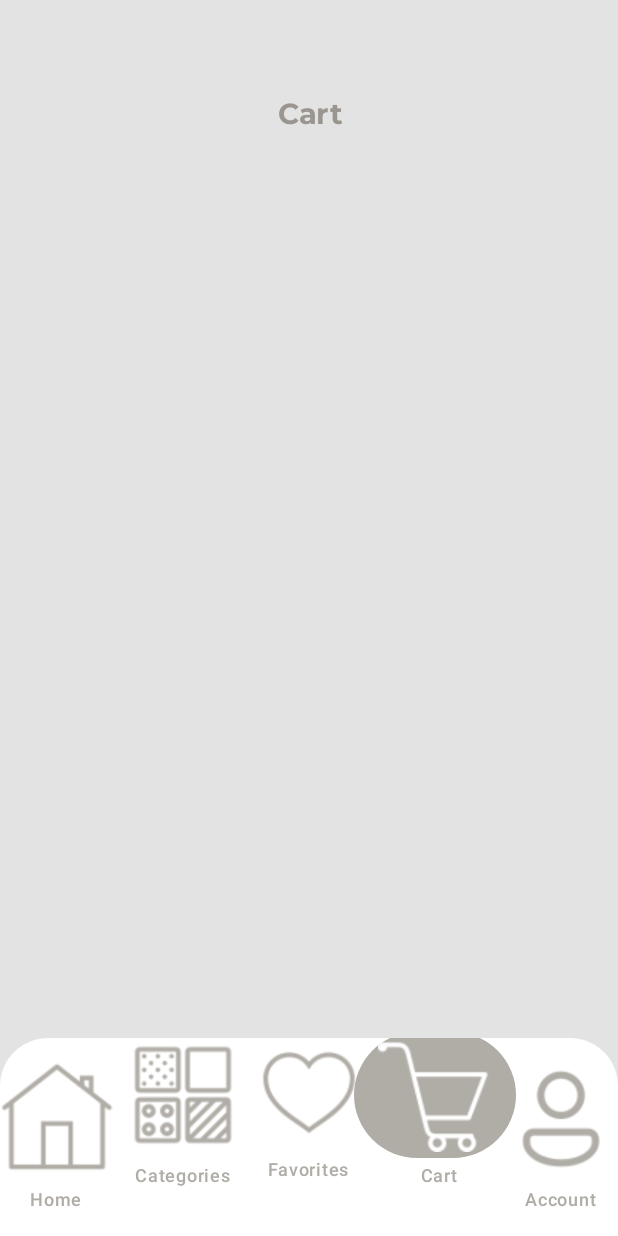
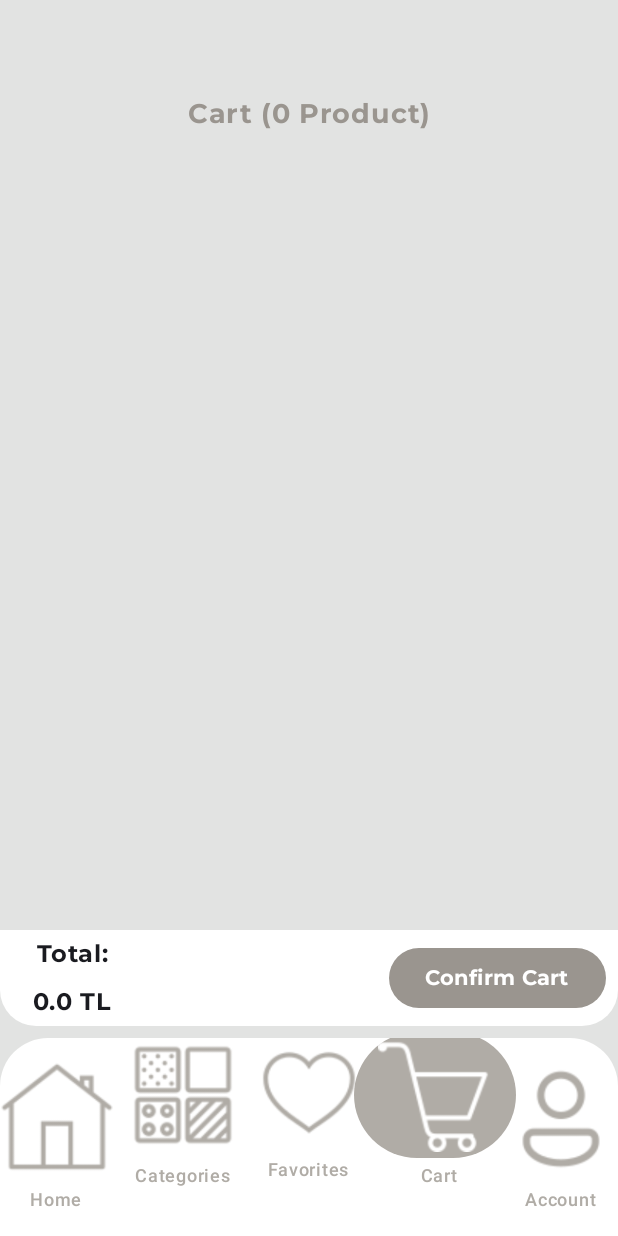
Before and after one commit to alperencitak/E-Commerce-App, an Android app built with Jetpack Compose: the CartPage screen opened through its navigation route, on a phone screen of 412 x 824 dp. Run offline under Robolectric (Android 15) with nearby library versions, the phone set to English and light mode, and no system bars; our stand-ins replace Dagger/Hilt's generated code; pictures from the network do not load; Roboto replaces fonts that are not available here.

Commit message:
Cart Page written

```diff
--- a/client/app/src/main/java/com/alperencitak/e_commerce_app/view/CartPage.kt
+++ b/client/app/src/main/java/com/alperencitak/e_commerce_app/view/CartPage.kt
@@ -1,9 +1,15 @@
 package com.alperencitak.e_commerce_app.view
 
+import androidx.compose.foundation.BorderStroke
 import androidx.compose.foundation.Image
 import androidx.compose.foundation.background
+import androidx.compose.foundation.border
 import androidx.compose.foundation.clickable
+import androidx.compose.foundation.layout.Arrangement
 import androidx.compose.foundation.layout.Column
+import androidx.compose.foundation.layout.PaddingValues
+import androidx.compose.foundation.layout.Row
+import androidx.compose.foundation.layout.Spacer
 import androidx.compose.foundation.layout.aspectRatio
 import androidx.compose.foundation.layout.fillMaxSize
 import androidx.compose.foundation.layout.fillMaxWidth
@@ -11,16 +17,28 @@ import androidx.compose.foundation.layout.padding
 import androidx.compose.foundation.layout.size
 import androidx.compose.foundation.lazy.LazyColumn
 import androidx.compose.foundation.lazy.items
+import androidx.compose.foundation.shape.AbsoluteCutCornerShape
 import androidx.compose.foundation.shape.RoundedCornerShape
 import androidx.compose.material.icons.Icons
 import androidx.compose.material.icons.automirrored.filled.ArrowBack
+import androidx.compose.material.icons.outlined.Delete
+import androidx.compose.material3.Button
+import androidx.compose.material3.ButtonDefaults
+import androidx.compose.material3.Card
 import androidx.compose.material3.CardDefaults
 import androidx.compose.material3.ElevatedCard
 import androidx.compose.material3.Icon
+import androidx.compose.material3.OutlinedCard
 import androidx.compose.material3.Text
 import androidx.compose.runtime.Composable
 import androidx.compose.runtime.collectAsState
+import androidx.compose.runtime.mutableDoubleStateOf
+import androidx.compose.runtime.mutableStateOf
+import androidx.compose.runtime.remember
+import androidx.compose.ui.Alignment
 import androidx.compose.ui.Modifier
+import androidx.compose.ui.draw.clip
+import androidx.compose.ui.graphics.Color
 import androidx.compose.ui.layout.ContentScale
 import androidx.compose.ui.text.font.Font
 import androidx.compose.ui.text.font.FontFamily
@@ -33,16 +51,25 @@ import androidx.hilt.navigation.compose.hiltViewModel
 import androidx.navigation.NavHostController
 import coil.compose.rememberAsyncImagePainter
 import com.alperencitak.e_commerce_app.R
+import com.alperencitak.e_commerce_app.ui.theme.Blue
 import com.alperencitak.e_commerce_app.ui.theme.DarkerSoftBeige
+import com.alperencitak.e_commerce_app.ui.theme.Gray
+import com.alperencitak.e_commerce_app.ui.theme.LightBlue
 import com.alperencitak.e_commerce_app.ui.theme.LightCream
+import com.alperencitak.e_commerce_app.ui.theme.LightGray
+import com.alperencitak.e_commerce_app.ui.theme.SmoothRed
+import com.alperencitak.e_commerce_app.ui.theme.SoftBeige
+import com.alperencitak.e_commerce_app.utils.Dialog
 import com.alperencitak.e_commerce_app.viewmodel.ProductViewModel
 
 
 @Composable
-fun CartPage(navHostController: NavHostController){
+fun CartPage(navHostController: NavHostController, paddingValues: PaddingValues){
     val productViewModel: ProductViewModel = hiltViewModel()
     val cartIds = productViewModel.cartIds.collectAsState()
     val cart = productViewModel.cart.collectAsState()
+    val openAlertDialog = remember { mutableStateOf(false) }
+    var totalPrice: Double = cart.value.sumOf { it.price.toDouble() }
     val font = FontFamily(
         Font(R.font.montserrat_bold)
     )
@@ -55,9 +82,9 @@ fun CartPage(navHostController: NavHostController){
             .background(LightCream),
     ) {
         Text(
-            text = "Cart",
+            text = "Cart (${cartIds.value.size} Product)",
             fontFamily = font,
-            fontSize = 19.sp,
+            fontSize = 18.sp,
             color = DarkerSoftBeige,
             modifier = Modifier
                 .fillMaxWidth()
@@ -65,43 +92,85 @@ fun CartPage(navHostController: NavHostController){
             textAlign = TextAlign.Center
         )
         LazyColumn(
-            modifier = Modifier.fillMaxWidth().padding(start = 16.dp, end = 16.dp, bottom = 128.dp)
+            modifier = Modifier
+                .fillMaxWidth()
+                .weight(1f)
+                .padding(start = 16.dp, end = 16.dp)
         ) {
             items(cart.value) { product ->
+                if(openAlertDialog.value){
+                    Dialog(
+                        icon = Icons.Outlined.Delete,
+                        onDismissRequest = {
+                            openAlertDialog.value = false
+                        },
+                        onConfirmation = {
+                            openAlertDialog.value = false
+                            productViewModel.removeCart(product.product_id.toString())
+                        },
+                        dialogTitle = "Remove From Cart",
+                        dialogText = "Are you sure you want to remove this item from your cart?"
+                    )
+                }
                 ElevatedCard(
                     modifier = Modifier
                         .fillMaxWidth()
-                        .padding(horizontal = 8.dp, vertical = 12.dp)
+                        .padding(horizontal = 8.dp, vertical = 12.dp),
+                    elevation = CardDefaults.cardElevation(4.dp)
+                ) {
+                    Row(
+                        modifier = Modifier
+                            .fillMaxWidth()
+                            .padding(horizontal = 8.dp, vertical = 8.dp)
                             .clickable {
                                 navHostController.navigate("product/${product.product_id}")
                             },
-                    shape = RoundedCornerShape(12.dp),
-                    elevation = CardDefaults.cardElevation(6.dp)
                     ) {
                         Image(
                             painter = rememberAsyncImagePainter("http://10.0.2.2:5000/image${product.image_url}"),
                             contentDescription = "Product Image",
                             contentScale = ContentScale.Crop,
                             modifier = Modifier
-                            .fillMaxWidth()
+                                .weight(1f)
                                 .aspectRatio(1f)
+                                .padding(4.dp)
+                                .clip(RoundedCornerShape(8.dp))
+                                .border(1.dp, LightGray, RoundedCornerShape(8.dp))
                         )
                         Text(
                             text = product.name,
-                        maxLines = 2,
-                        minLines = 2,
+                            maxLines = 3,
+                            minLines = 3,
                             lineHeight = 15.sp,
                             overflow = TextOverflow.Ellipsis,
                             fontSize = 13.sp,
                             fontFamily = font,
                             fontWeight = FontWeight.Bold,
-                        modifier = Modifier.padding(
-                            top = 4.dp,
+                            modifier = Modifier.weight(2f).padding(
+                                top = 12.dp,
                                 bottom = 12.dp,
                                 start = 4.dp,
                                 end = 4.dp
                             )
                         )
+                    }
+                    Row(
+                        modifier = Modifier.fillMaxWidth().padding(start = 8.dp, end = 8.dp, bottom = 4.dp),
+                        horizontalArrangement = Arrangement.SpaceBetween
+                    ) {
+                        OutlinedCard(
+                            modifier = Modifier.padding(horizontal = 4.dp, vertical = 4.dp),
+                            border = BorderStroke(2.dp, LightGray)
+                        ) {
+                            Icon(
+                                imageVector = Icons.Outlined.Delete,
+                                contentDescription = "Delete Icon",
+                                tint = SmoothRed,
+                                modifier = Modifier.padding(4.dp).clickable {
+                                    openAlertDialog.value = true
+                                }
+                            )
+                        }
                         Text(
                             text = "${product.price} TL",
                             fontSize = 15.sp,
@@ -113,4 +182,47 @@ fun CartPage(navHostController: NavHostController){
                 }
             }
         }
+        Card(
+            modifier = Modifier.fillMaxWidth().padding(bottom = paddingValues.calculateBottomPadding() + 8.dp),
+            shape = RoundedCornerShape(bottomStart = 24.dp, bottomEnd = 24.dp),
+            colors = CardDefaults.cardColors(
+                containerColor = Color.White
+            )
+        ) {
+            Row(
+                modifier = Modifier.fillMaxWidth().padding(start = 16.dp, end = 8.dp),
+                horizontalArrangement = Arrangement.Absolute.SpaceBetween,
+                verticalAlignment = Alignment.CenterVertically
+            ) {
+                Column(
+                    horizontalAlignment = Alignment.CenterHorizontally
+                ) {
+                    Text(
+                        text = "Total:",
+                        fontSize = 16.sp,
+                        fontFamily = font,
+                        fontWeight = FontWeight.Bold,
+                        modifier = Modifier.padding(vertical = 4.dp, horizontal = 6.dp)
+                    )
+                    Text(
+                        text = "$totalPrice TL",
+                        fontSize = 16.sp,
+                        fontFamily = font,
+                        fontWeight = FontWeight.Bold,
+                        modifier = Modifier.padding(vertical = 4.dp, horizontal = 6.dp)
+                    )
                 }
+                Button(
+                    onClick = {
+
+                    },
+                    colors = ButtonDefaults.elevatedButtonColors(
+                        containerColor = DarkerSoftBeige,
+                    )
+                ) {
+                    Text(text = "Confirm Cart", color = Color.White, fontFamily = font)
+                }
+            }
+        }
+    }
+}
--- a/client/app/src/main/java/com/alperencitak/e_commerce_app/view/NavScreen.kt
+++ b/client/app/src/main/java/com/alperencitak/e_commerce_app/view/NavScreen.kt
@@ -39,7 +39,7 @@ fun NavScreen(navController: NavHostController, paddingValues: PaddingValues) {
             FavoritesPage(navController)
         }
         composable("cart") {
-            CartPage(navController)
+            CartPage(navController, paddingValues)
         }
         composable("products_by_category/{category_id}") { backStackEntry ->
             val categoryId = backStackEntry.arguments?.getString("category_id")?.toIntOrNull() ?: 0
```
Lines whose indentation alone changed are shown as unchanged.
